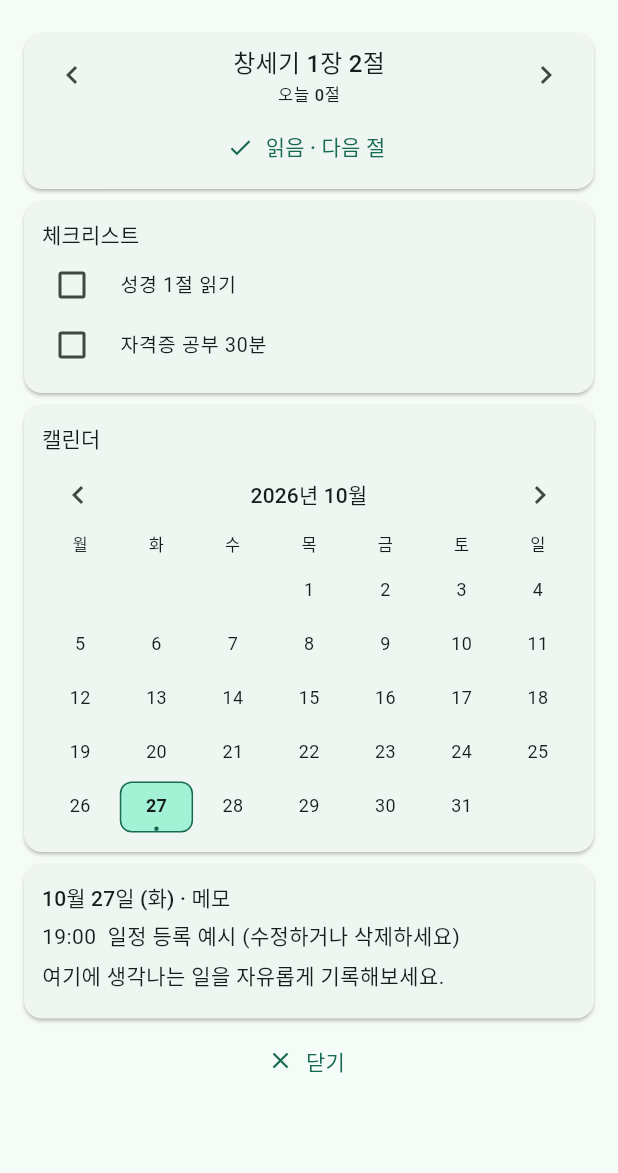
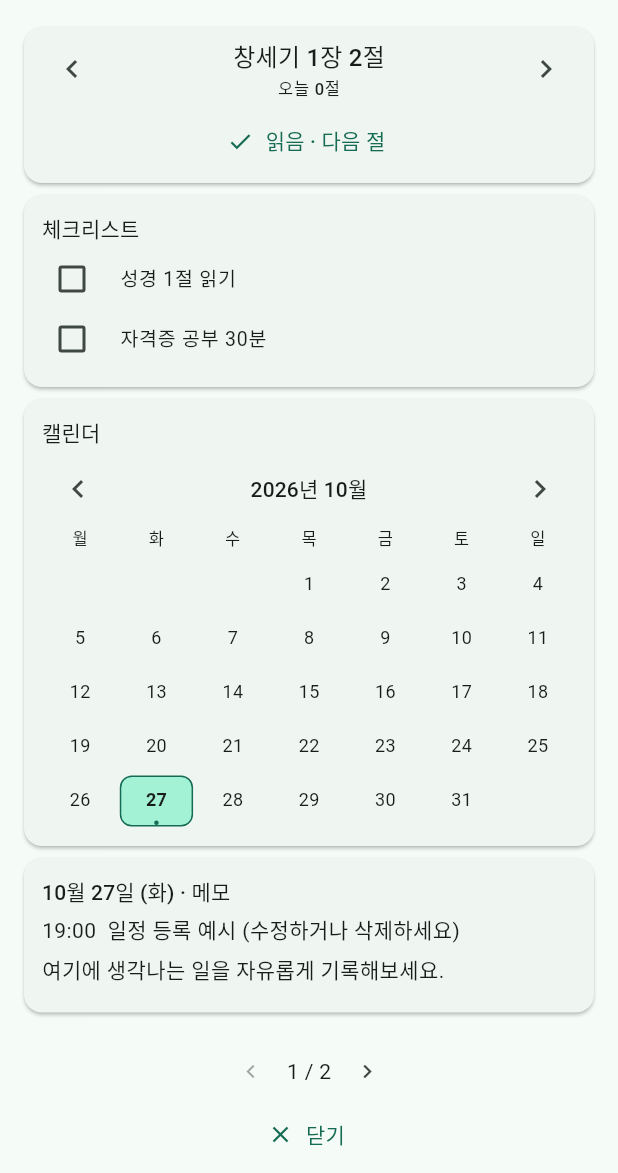
Before and after one commit to larus-harir/dayFrame, a Flutter app: the screen it shows after launch, after a tap on the "chevron right" icon, on a phone screen of 412 x 824 dp, the part 63-1236 px from its top. Run offline on Flutter 3.47's test engine with Material 3 defaults, Android fonts, the phone set to English and light mode, and no system bars; our stand-ins replace shared_preferences.

Commit message:
Fix settings refresh and add paged goals and lock-screen creation

```diff
--- a/lib/core/models.dart
+++ b/lib/core/models.dart
@@ -90,7 +90,10 @@ class DisplayPreferences {
   bool hidePrivateDetails = true;
   bool darkMode = false;
   bool lockSurfaceEnabled = false;
+  bool lockCreateNote = false;
+  bool lockCreateEvent = false;
   Map<String,dynamic> toJson() => {
+    'lockCreateNote':lockCreateNote, 'lockCreateEvent':lockCreateEvent,
     'bible':bible,'tasks':tasks,'goals':goals,'notes':notes,'events':events,
     'lockSurfaceEnabled':lockSurfaceEnabled, 'hidePrivateDetails':hidePrivateDetails,'darkMode':darkMode,
   };
@@ -103,6 +106,8 @@ class DisplayPreferences {
     value.events = json['events'] != false;
     value.hidePrivateDetails = json['hidePrivateDetails'] != false;
     value.lockSurfaceEnabled = json['lockSurfaceEnabled'] == true;
+    value.lockCreateNote = json['lockCreateNote'] == true;
+    value.lockCreateEvent = json['lockCreateEvent'] == true;
     value.darkMode = json['darkMode'] == true;
     return value;
   }
--- /dev/null
+++ b/lib/widgets/paged_board.dart
@@ -0,0 +1,185 @@
+import 'package:flutter/material.dart';
+import 'package:flutter/rendering.dart';
+
+class PagedBoard extends StatefulWidget {
+  const PagedBoard({super.key, required this.sections, required this.onClose});
+  final Map<String, Widget> sections;
+  final VoidCallback onClose;
+  @override
+  State<PagedBoard> createState() => _PagedBoardState();
+}
+
+class _PagedBoardState extends State<PagedBoard> {
+  final controller = PageController();
+  final heights = <String, double>{};
+  int page = 0;
+  @override
+  void dispose() {
+    controller.dispose();
+    super.dispose();
+  }
+
+  @override
+  Widget build(BuildContext context) => Column(
+    children: [
+      Expanded(
+        child: LayoutBuilder(
+          builder: (context, bounds) {
+            final budget = (bounds.maxHeight - 32).clamp(1.0, double.infinity);
+            final pages = <List<Widget>>[[]];
+            var used = 0.0;
+            for (final entry in widget.sections.entries) {
+              final height = heights[entry.key] ?? budget;
+              if (pages.last.isNotEmpty && used + height > budget) {
+                pages.add([]);
+                used = 0;
+              }
+              pages.last.add(entry.value);
+              used += height;
+            }
+            if (page >= pages.length) {
+              WidgetsBinding.instance.addPostFrameCallback((_) {
+                if (mounted && controller.hasClients) {
+                  controller.jumpToPage(pages.length - 1);
+                }
+              });
+            }
+            return Stack(
+              children: [
+                Offstage(
+                  child: SingleChildScrollView(
+                    child: Column(
+                      children: [
+                        for (final entry in widget.sections.entries)
+                          _Measure(
+                            key: ValueKey(entry.key),
+                            onSize: (size) {
+                              if (mounted &&
+                                  heights[entry.key] != size.height) {
+                                setState(
+                                  () => heights[entry.key] = size.height,
+                                );
+                              }
+                            },
+                            child: SizedBox(
+                              width: bounds.maxWidth,
+                              child: entry.value,
+                            ),
+                          ),
+                      ],
+                    ),
+                  ),
+                ),
+                Column(
+                  children: [
+                    Expanded(
+                      child: PageView(
+                        controller: controller,
+                        key: const Key('board-pages'),
+                        onPageChanged: (value) => setState(() => page = value),
+                        children: [
+                          for (var i = 0; i < pages.length; i++)
+                            SingleChildScrollView(
+                              key: ValueKey('board-page-$i'),
+                              child: Column(
+                                crossAxisAlignment: CrossAxisAlignment.stretch,
+                                children: pages[i],
+                              ),
+                            ),
+                        ],
+                      ),
+                    ),
+                    SizedBox(
+                      height: 32,
+                      child: pages.length > 1
+                          ? Row(
+                              mainAxisAlignment: MainAxisAlignment.center,
+                              children: [
+                                IconButton(
+                                  tooltip: '이전 페이지',
+                                  padding: EdgeInsets.zero,
+                                  onPressed: page <= 0
+                                      ? null
+                                      : () => controller.previousPage(
+                                          duration: const Duration(
+                                            milliseconds: 200,
+                                          ),
+                                          curve: Curves.easeOut,
+                                        ),
+                                  icon: const Icon(
+                                    Icons.chevron_left,
+                                    size: 18,
+                                  ),
+                                ),
+                                Text(
+                                  '${page.clamp(0, pages.length - 1) + 1} / ${pages.length}',
+                                ),
+                                IconButton(
+                                  tooltip: '다음 페이지',
+                                  padding: EdgeInsets.zero,
+                                  onPressed: page >= pages.length - 1
+                                      ? null
+                                      : () => controller.nextPage(
+                                          duration: const Duration(
+                                            milliseconds: 200,
+                                          ),
+                                          curve: Curves.easeOut,
+                                        ),
+                                  icon: const Icon(
+                                    Icons.chevron_right,
+                                    size: 18,
+                                  ),
+                                ),
+                              ],
+                            )
+                          : null,
+                    ),
+                  ],
+                ),
+              ],
+            );
+          },
+        ),
+      ),
+      SizedBox(
+        height: 52,
+        width: double.infinity,
+        child: TextButton.icon(
+          key: const Key('board-close'),
+          onPressed: widget.onClose,
+          icon: const Icon(Icons.close, size: 18),
+          label: const Text('닫기'),
+        ),
+      ),
+    ],
+  );
+}
+
+class _Measure extends SingleChildRenderObjectWidget {
+  const _Measure({super.key, required this.onSize, required super.child});
+  final ValueChanged<Size> onSize;
+  @override
+  RenderObject createRenderObject(BuildContext context) => _MeasureBox(onSize);
+  @override
+  void updateRenderObject(
+    BuildContext context,
+    covariant _MeasureBox renderObject,
+  ) {
+    renderObject.onSize = onSize;
+  }
+}
+
+class _MeasureBox extends RenderProxyBox {
+  _MeasureBox(this.onSize);
+  ValueChanged<Size> onSize;
+  Size? previous;
+  @override
+  void performLayout() {
+    super.performLayout();
+    if (previous != size) {
+      previous = size;
+      final measured = size;
+      WidgetsBinding.instance.addPostFrameCallback((_) => onSize(measured));
+    }
+  }
+}
--- a/lib/widgets/planner_board.dart
+++ b/lib/widgets/planner_board.dart
@@ -3,6 +3,8 @@ import '../core/format.dart';
 import '../core/store.dart';
 import 'compact_calendar.dart';
 import 'verse_card.dart';
+import 'paged_board.dart';
+import 'editors.dart';
 
 class PlannerBoard extends StatefulWidget {
   const PlannerBoard({
@@ -34,14 +36,16 @@ class _PlannerBoardState extends State<PlannerBoard> {
         final events = store.eventsOn(selected);
         final notes = store.sortedNotes;
         final daily = tasks;
-        return ListView(
+        return Padding(
           key: const Key('planner-board'),
-          padding: const EdgeInsets.fromLTRB(12, 4, 12, 12),
-          children: [
+          padding: const EdgeInsets.symmetric(horizontal: 12),
+          child: PagedBoard(
+            onClose: widget.onClose,
+            sections: {
               if (store.display.bible)
-              VerseCard(key: const Key('board-bible'), store: store),
+                'bible': VerseCard(key: const Key('board-bible'), store: store),
               if (store.display.tasks)
-              _section(
+                'tasks': _section(
                   '체크리스트',
                   key: const Key('board-tasks'),
                   child: hidden
@@ -74,7 +78,7 @@ class _PlannerBoardState extends State<PlannerBoard> {
                           ),
                         ),
                 ),
-            _section(
+              'calendar': _section(
                 '캘린더',
                 key: const Key('board-calendar'),
                 child: CompactCalendar(
@@ -89,7 +93,7 @@ class _PlannerBoardState extends State<PlannerBoard> {
                 ),
               ),
               if (store.display.events || store.display.notes)
-              _section(
+                'memo': _section(
                   '${formatDate(selected)} · 메모',
                   key: const Key('board-memo'),
                   child: hidden
@@ -124,16 +128,74 @@ class _PlannerBoardState extends State<PlannerBoard> {
                           ),
                         ),
                 ),
-            Align(
-              alignment: Alignment.center,
-              child: TextButton.icon(
-                key: const Key('board-close'),
-                onPressed: widget.onClose,
-                icon: const Icon(Icons.close, size: 18),
-                label: const Text('닫기'),
+              if ((!widget.locked || store.display.lockCreateEvent) ||
+                  (!widget.locked || store.display.lockCreateNote))
+                'create': Wrap(
+                  alignment: WrapAlignment.center,
+                  children: [
+                    if (!widget.locked || store.display.lockCreateEvent)
+                      TextButton.icon(
+                        key: const Key('add-event'),
+                        onPressed: () => editEventDialog(
+                          context,
+                          store,
+                          initialDate: selected,
+                        ),
+                        icon: const Icon(Icons.event_available),
+                        label: const Text('일정 등록'),
+                      ),
+                    if (!widget.locked || store.display.lockCreateNote)
+                      TextButton.icon(
+                        key: const Key('add-note'),
+                        onPressed: () => editNoteDialog(context, store),
+                        icon: const Icon(Icons.note_add_outlined),
+                        label: const Text('메모 추가'),
+                      ),
+                  ],
+                ),
+              if (store.display.goals && (hidden || store.goals.isEmpty))
+                'goals': _section(
+                  '장기 플랜',
+                  key: const Key('board-goals'),
+                  child: Text(hidden ? '장기 플랜을 숨겼습니다.' : '등록된 목표가 없습니다.'),
+                ),
+              if (store.display.goals && !hidden)
+                for (final goal
+                    in ([...store.goals]..sort(
+                      (a, b) => a.pinned == b.pinned
+                          ? 0
+                          : a.pinned
+                          ? -1
+                          : 1,
+                    )))
+                  'goal-${goal.id}': _section(
+                    '장기 플랜',
+                    key: ValueKey('board-goal-${goal.id}'),
+                    child: Column(
+                      crossAxisAlignment: CrossAxisAlignment.start,
+                      children: [
+                        Text(
+                          goal.title,
+                          style: Theme.of(context).textTheme.titleSmall,
+                        ),
+                        if (goal.description.isNotEmpty) Text(goal.description),
+                        if (goal.deadline.isNotEmpty)
+                          Text('목표일 ${goal.deadline}'),
+                        Text('${(goal.progress * 100).round()}%'),
+                        LinearProgressIndicator(value: goal.progress),
+                        for (var step = 0; step < goal.steps.length; step++)
+                          CheckboxListTile(
+                            dense: true,
+                            contentPadding: EdgeInsets.zero,
+                            title: Text(goal.steps[step]),
+                            value: goal.finishedSteps[step],
+                            onChanged: (_) => store.toggleStep(goal, step),
+                          ),
+                      ],
                     ),
                   ),
-          ],
+            },
+          ),
         );
       },
     );
--- a/pubspec.yaml
+++ b/pubspec.yaml
@@ -1,7 +1,7 @@
 name: dayframe
 description: 개인용 잠금화면 플래너 MVP (Flutter)
 publish_to: 'none'
-version: 0.4.0+4
+version: 0.5.0+5
 
 environment:
   sdk: '>=3.9.0 <4.0.0'
```
Also changed, not shown: lib/main.dart (+6 -4 lines), lib/screens/manage_screen.dart (+21 -6 lines), lib/screens/settings_screen.dart (+26 -1 lines), 6 other files. Lines whose indentation alone changed are shown as unchanged.
